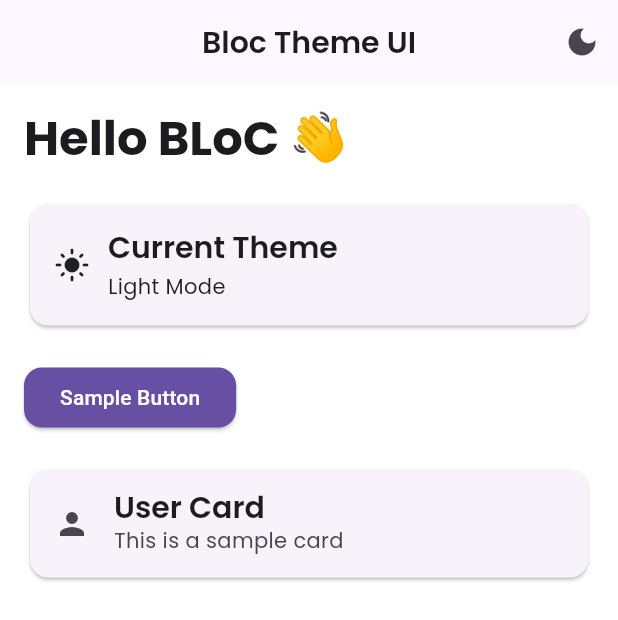
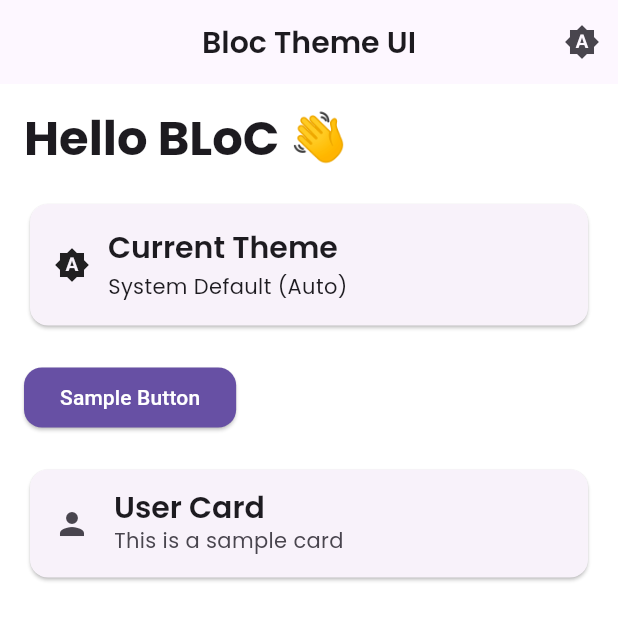
Before and after one commit to Arslan4546/Flutter-Advance-Concepts, a Flutter app: the screen it shows after launch, on a phone screen of 412 x 824 dp. Shown: the top 620 px of the screen. Run offline on Flutter 3.47's test engine with Material 3 defaults, Android fonts, the phone set to English and light mode, and no system bars; our stand-ins replace equatable, firebase_core, firebase_messaging, flutter_bloc, flutter_local_notifications, google_fonts; accounts and stored records are empty.

Commit message:
handle theme using blco

```diff
--- a/theme_practices/theme_practice/lib/home.dart
+++ b/theme_practices/theme_practice/lib/home.dart
@@ -15,16 +15,16 @@ class HomeScreen extends StatelessWidget {
       appBar: AppBar(
         title: const Text("Bloc Theme UI"),
         actions: [
-          // Theme toggle button
-          IconButton(
-            onPressed: () {
-              context.read<ThemeBloc>().add(const ToggleThemeEvent());
+          BlocBuilder<ThemeBloc, ThemeState>(
+            builder: (context, state) {
+              return IconButton(
+                onPressed: () {
+                  context.read<ThemeBloc>().add(const ToggleThemeEvent());
+                },
+                icon: Icon(_getThemeIcon(state.themeMode)),
+                tooltip: _getThemeTooltip(state.themeMode),
+              );
             },
-            icon: Icon(
-              theme.brightness == Brightness.dark
-                  ? Icons.light_mode
-                  : Icons.dark_mode,
-            ),
           ),
         ],
       ),
@@ -44,11 +44,7 @@ class HomeScreen extends StatelessWidget {
                     padding: const EdgeInsets.all(16),
                     child: Row(
                       children: [
-                        Icon(
-                          state.themeMode == ThemeMode.light
-                              ? Icons.light_mode
-                              : Icons.dark_mode,
-                        ),
+                        Icon(_getThemeIcon(state.themeMode)),
                         const SizedBox(width: 12),
                         Expanded(
                           child: Column(
@@ -60,9 +56,7 @@ class HomeScreen extends StatelessWidget {
                               ),
                               const SizedBox(height: 4),
                               Text(
-                                state.themeMode == ThemeMode.light
-                                    ? 'Light Mode'
-                                    : 'Dark Mode',
+                                _getThemeModeName(state.themeMode),
                                 style: theme.textTheme.bodyMedium,
                               ),
                             ],
@@ -96,4 +90,37 @@ class HomeScreen extends StatelessWidget {
       ),
     );
   }
+
+  IconData _getThemeIcon(ThemeMode mode) {
+    switch (mode) {
+      case ThemeMode.system:
+        return Icons.brightness_auto;
+      case ThemeMode.light:
+        return Icons.light_mode;
+      case ThemeMode.dark:
+        return Icons.dark_mode;
+    }
+  }
+
+  String _getThemeModeName(ThemeMode mode) {
+    switch (mode) {
+      case ThemeMode.system:
+        return 'System Default (Auto)';
+      case ThemeMode.light:
+        return 'Light Mode';
+      case ThemeMode.dark:
+        return 'Dark Mode';
+    }
+  }
+
+  String _getThemeTooltip(ThemeMode mode) {
+    switch (mode) {
+      case ThemeMode.system:
+        return 'Switch to Light Mode';
+      case ThemeMode.light:
+        return 'Switch to Dark Mode';
+      case ThemeMode.dark:
+        return 'Switch to System Default';
+    }
+  }
 }
--- a/theme_practices/theme_practice/lib/theme_bloc/theme_bloc.dart
+++ b/theme_practices/theme_practice/lib/theme_bloc/theme_bloc.dart
@@ -8,11 +8,22 @@ class ThemeBloc extends Bloc<ThemeEvent, ThemeState> {
     on<ToggleThemeEvent>(_onToggleTheme);
   }
 
-  // Toggle between light and dark
+  // Toggle between system, light and dark
   void _onToggleTheme(ToggleThemeEvent event, Emitter<ThemeState> emit) {
-    final newMode = state.themeMode == ThemeMode.light
-        ? ThemeMode.dark
-        : ThemeMode.light;
+    ThemeMode newMode;
+
+    // Cycle: system → light → dark → system
+    switch (state.themeMode) {
+      case ThemeMode.system:
+        newMode = ThemeMode.light;
+        break;
+      case ThemeMode.light:
+        newMode = ThemeMode.dark;
+        break;
+      case ThemeMode.dark:
+        newMode = ThemeMode.system;
+        break;
+    }
 
     emit(ThemeState(themeMode: newMode));
   }
--- a/theme_practices/theme_practice/lib/theme_bloc/theme_state.dart
+++ b/theme_practices/theme_practice/lib/theme_bloc/theme_state.dart
@@ -6,8 +6,8 @@ class ThemeState extends Equatable {
 
   const ThemeState({required this.themeMode});
 
-  // Initial state
-  factory ThemeState.initial() => const ThemeState(themeMode: ThemeMode.light);
+  // Initial state - follows device theme
+  factory ThemeState.initial() => const ThemeState(themeMode: ThemeMode.system);
 
   @override
   List<Object> get props => [themeMode];
```
